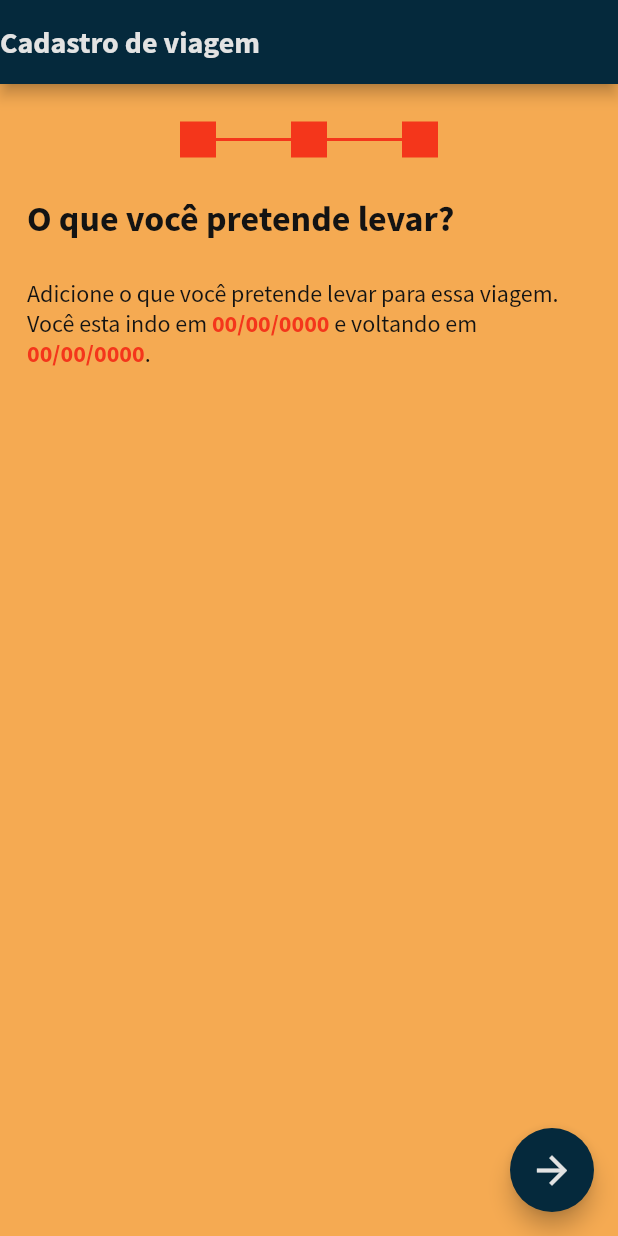
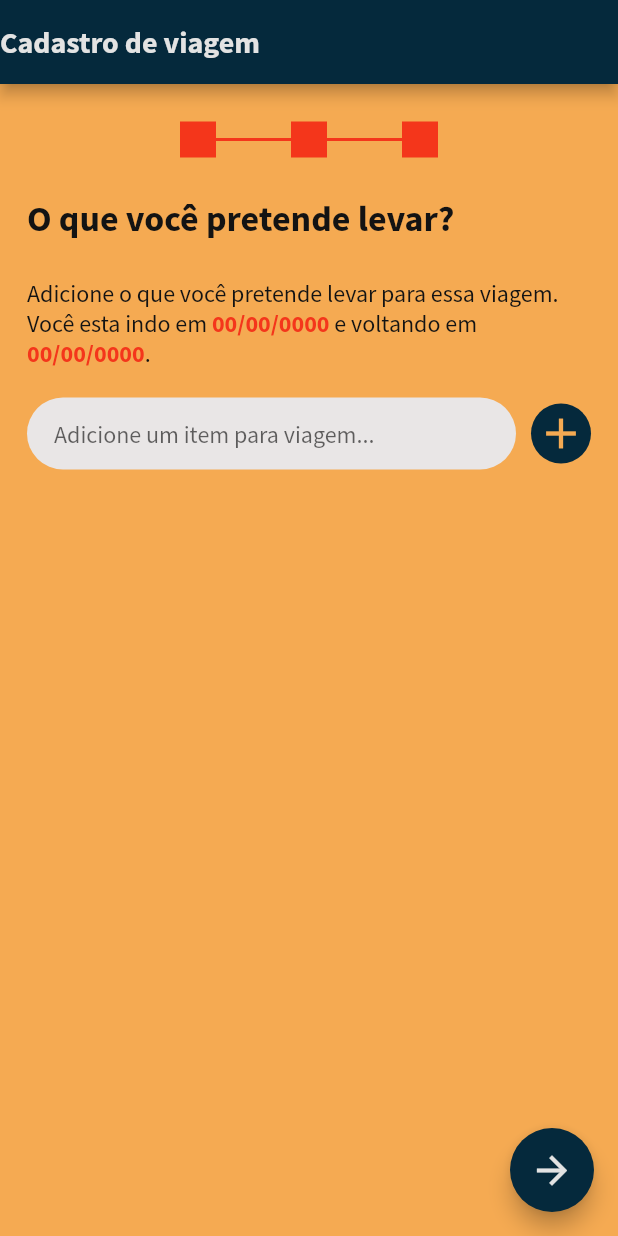
Before and after one commit to RoberlandRicardo/traveller, a Flutter app: the Bag widget shown alone on an empty page, opened directly, on a phone screen of 412 x 824 dp. Run offline on Flutter 3.47's test engine with Material 2 defaults, Android fonts, the phone set to English and light mode, and no system bars; our stand-ins replace flutter_svg; missing offline and left inert: dart:ffi.

Commit message:
Telas de cadastro de travel finalizadas

```diff
--- a/lib/app/components/generic_screen_nivel03.dart
+++ b/lib/app/components/generic_screen_nivel03.dart
@@ -28,7 +28,8 @@ class GenericScreen extends StatelessWidget {
           backgroundColor: Theme.of(context).colorScheme.primary,
           titleSpacing: 0,
         ),
-        floatingActionButton: FloatingActionButton(
+        floatingActionButton: floactingActionButtonFunction != null
+            ? FloatingActionButton(
                 onPressed: () => floactingActionButtonFunction!(),
                 child: Icon(
                   Icons.arrow_forward,
@@ -36,7 +37,8 @@ class GenericScreen extends StatelessWidget {
                   size: 30,
                 ),
                 backgroundColor: Theme.of(context).colorScheme.primary,
-        ),
+              )
+            : null,
         body: Container(
           width: MediaQuery.of(context).size.width,
           height: MediaQuery.of(context).size.height,
--- /dev/null
+++ b/lib/app/components/input/input_item_bag.dart
@@ -0,0 +1,70 @@
+import 'package:flutter/material.dart';
+import 'package:traveller/app/models/item_bag.dart';
+import 'package:traveller/app/styles/custom_text.dart';
+
+class InputItemBag extends StatelessWidget {
+  ItemBag? value;
+  final Function action;
+  bool _registered = false;
+
+  InputItemBag({ItemBag? value, required this.action}) {
+    if (value != null) {
+      this.value = value;
+      _registered = true;
+    } else
+      this.value = new ItemBag(nome: "");
+  }
+
+  @override
+  Widget build(BuildContext context) {
+    return Row(mainAxisAlignment: MainAxisAlignment.center, children: [
+      Flexible(
+        child: TextField(
+          onChanged: (string) {},
+          style: CustomText.input,
+          decoration: InputDecoration(
+            hintText: "Adicione um item para viagem...",
+            contentPadding: EdgeInsets.symmetric(vertical: 8, horizontal: 18),
+            filled: true,
+            fillColor: Color.fromRGBO(233, 230, 230, 1),
+            border: OutlineInputBorder(
+                borderSide: BorderSide.none,
+                borderRadius: BorderRadius.all(Radius.circular(50))),
+            enabledBorder: OutlineInputBorder(
+                borderSide: BorderSide.none,
+                borderRadius: BorderRadius.all(Radius.circular(50))),
+          ),
+        ),
+      ),
+      SizedBox(
+        width: 10,
+      ),
+      Container(
+          width: 40,
+          height: 40,
+          decoration: BoxDecoration(
+            color: _registered
+                ? Color.fromRGBO(151, 21, 3, 1)
+                : Theme.of(context).colorScheme.primary,
+            shape: BoxShape.circle,
+          ),
+          child: _registered
+              ? GestureDetector(
+                  onTap: () => action(value),
+                  child: Icon(
+                    Icons.close,
+                    color: Theme.of(context).colorScheme.background,
+                    size: 32,
+                  ),
+                )
+              : GestureDetector(
+                  onTap: () => action(value),
+                  child: Icon(
+                    Icons.add,
+                    color: Theme.of(context).colorScheme.background,
+                    size: 34,
+                  ),
+                )),
+    ]);
+  }
+}
--- /dev/null
+++ b/lib/app/models/item_bag.dart
@@ -0,0 +1,5 @@
+class ItemBag {
+  String nome;
+
+  ItemBag({required this.nome});
+}
--- a/lib/app/views/cadastro_travel.dart
+++ b/lib/app/views/cadastro_travel.dart
@@ -3,6 +3,8 @@ import 'package:flutter/widgets.dart';
 import 'package:traveller/app/components/card/card_localizacao.dart';
 import 'package:traveller/app/components/custom_button_01.dart';
 import 'package:traveller/app/components/generic_screen_nivel03.dart';
+import 'package:traveller/app/components/input/input_item_bag.dart';
+import 'package:traveller/app/models/item_bag.dart';
 import 'package:traveller/app/components/modal/modal_localizacao.dart';
 import 'package:traveller/app/components/pagination_01.dart';
 import 'package:traveller/app/styles/custom_text.dart';
@@ -182,13 +184,21 @@ class Bag extends StatefulWidget {
 }
 
 class _BagState extends State<Bag> {
+  List<ItemBag> itemsBag = [];
+
   @override
   Widget build(BuildContext context) {
     return GenericScreen(
       title: "Cadastro de viagem",
+      floactingActionButtonFunction: () {
+        Navigator.push(
+            context, MaterialPageRoute(builder: (context) => FinishScreen()));
+      },
+      child: SingleChildScrollView(
         child: Padding(
           padding: const EdgeInsets.symmetric(horizontal: 18),
-        child: Column(crossAxisAlignment: CrossAxisAlignment.start, children: [
+          child:
+              Column(crossAxisAlignment: CrossAxisAlignment.start, children: [
             SizedBox(
               height: 25,
             ),
@@ -203,22 +213,95 @@ class _BagState extends State<Bag> {
             ),
             RichText(
               text: TextSpan(
-                text: "Adicione o que você pretende levar para essa viagem. \n",
+                  text:
+                      "Adicione o que você pretende levar para essa viagem. \n",
                   style: Theme.of(context).textTheme.bodyText1,
                   children: [
                     TextSpan(text: "Você esta indo em "),
-                  TextSpan(text: "00/00/0000 ", style: CustomText.buttonOrange),
+                    TextSpan(
+                        text: "00/00/0000 ", style: CustomText.buttonOrange),
                     TextSpan(
                       text: "e voltando em ",
                     ),
-                  TextSpan(text: "00/00/0000", style: CustomText.buttonOrange),
+                    TextSpan(
+                        text: "00/00/0000", style: CustomText.buttonOrange),
                     TextSpan(
                       text: ".",
                     ),
                   ]),
             ),
+            SizedBox(
+              height: 20,
+            ),
+            for (var itemBag in itemsBag)
+              Column(
+                children: [
+                  InputItemBag(
+                      value: itemBag,
+                      action: (value) => setState(() {
+                            itemsBag.remove(value);
+                          })),
+                  SizedBox(
+                    height: 12,
+                  ),
+                ],
+              ),
+            InputItemBag(
+              action: (value) => setState(() {
+                itemsBag.add(value);
+              }),
+            ),
+            SizedBox(
+              height: 90,
+            ),
           ]),
+        ),
       ),
     );
   }
 }
+
+class FinishScreen extends StatelessWidget {
+  @override
+  Widget build(BuildContext context) {
+    return GenericScreen(
+      title: "Cadastro de viagem",
+      child: Padding(
+        padding: const EdgeInsets.symmetric(horizontal: 18.0),
+        child: Column(
+          children: [
+            SizedBox(
+              height: 45,
+            ),
+            Text(
+              "Parabéns =D",
+              style: Theme.of(context).textTheme.headline1,
+            ),
+            Expanded(
+              flex: 1,
+              child: Image.asset(
+                'assets/images/traveling-pana.png',
+                width: 380,
+                height: 250,
+                fit: BoxFit.fitWidth,
+              ),
+            ),
+            Text(
+                "Sua viagem foi cadastrada com sucesso. Você pode visualizar suas informações na aba de viagem.",
+                textAlign: TextAlign.center,
+                style: Theme.of(context).textTheme.bodyText1),
+            SizedBox(
+              height: 35,
+            ),
+            CustomButton(
+                textButton: "ÓTIMO",
+                action: () => Navigator.pushReplacementNamed(context, '/home')),
+            SizedBox(
+              height: 30,
+            ),
+          ],
+        ),
+      ),
+    );
+  }
+}
```
Also changed, not shown: lib/app/views/cadastro.dart (+7 -10 lines), lib/app/views/login.dart (+18 -4 lines), 1 other file. Lines whose indentation alone changed are shown as unchanged.
